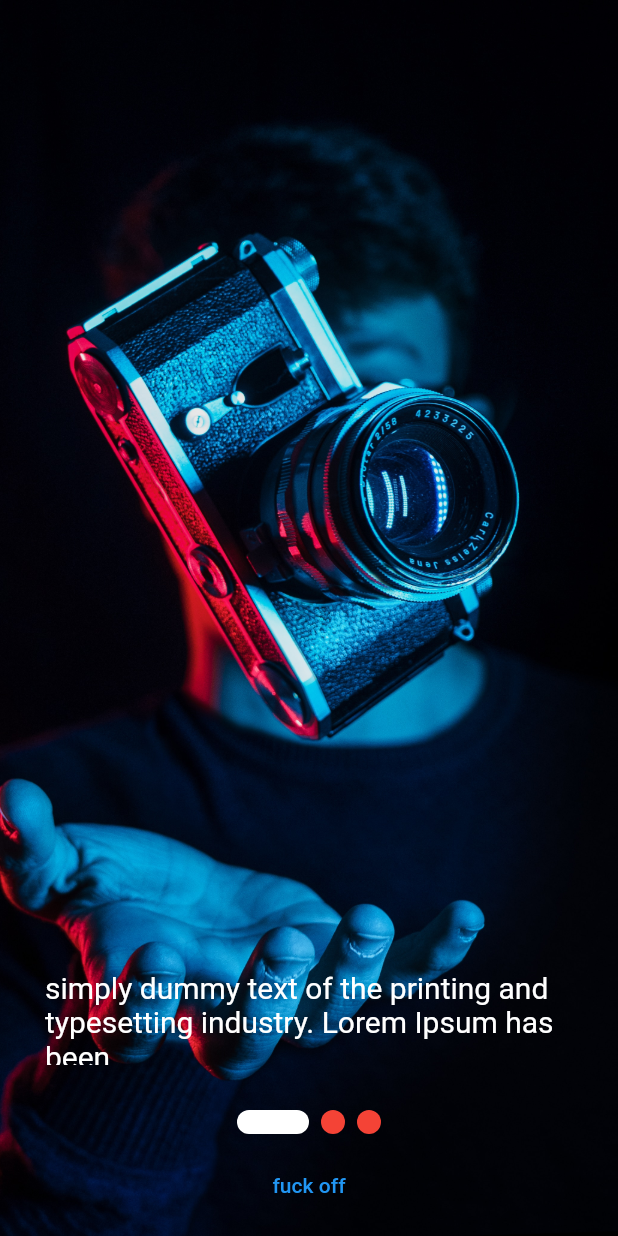
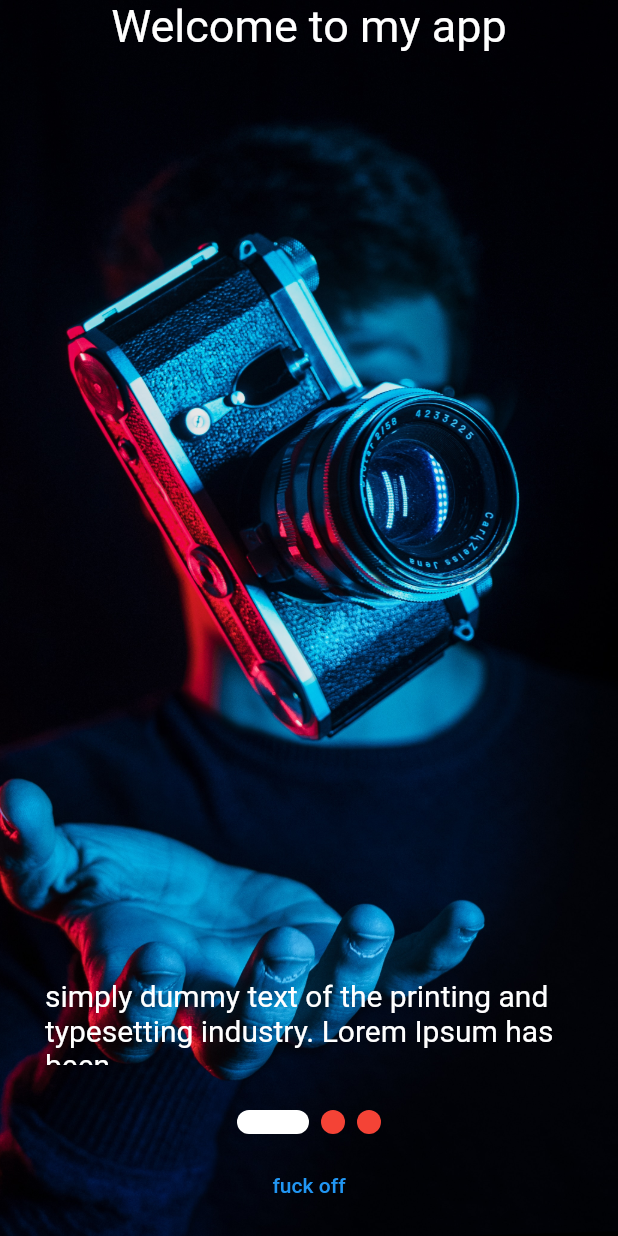
Before and after one commit to halitomer/movie_app, a Flutter app: the screen it shows after launch, on a phone screen of 412 x 824 dp. Run offline on Flutter 3.47's test engine with Material 2 defaults, Android fonts, the light colour scheme and no system bars; drawn by our look-alikes of smooth_page_indicator; our stand-ins replace loading_animation_widget.

Commit message:
add text to home page

```diff
--- a/lib/home.dart
+++ b/lib/home.dart
@@ -36,6 +36,13 @@ class _MyHomePageState extends State<MyHomePage> {
             child: SafeArea(
               child: Column(
                 children: [
+                  const Text(
+                    'Welcome to my app',
+                    style: TextStyle(
+                      fontSize: 30,
+                      color: Colors.white,
+                    ),
+                  ),
                   const Spacer(
                     flex: 5,
                   ),
@@ -52,9 +59,13 @@ class _MyHomePageState extends State<MyHomePage> {
                     effect: const ExpandingDotsEffect(
                         activeDotColor: Colors.white, dotColor: Colors.red),
                   ),
-                  const SizedBox(height: 10,),
-                  TextButton(onPressed: (){}, child: const Text('fuck off')),
-                  const SizedBox( height: 10,),
+                  const SizedBox(
+                    height: 10,
+                  ),
+                  TextButton(onPressed: () {}, child: const Text('fuck off')),
+                  const SizedBox(
+                    height: 10,
+                  ),
                 ],
               ),
             ),
```
